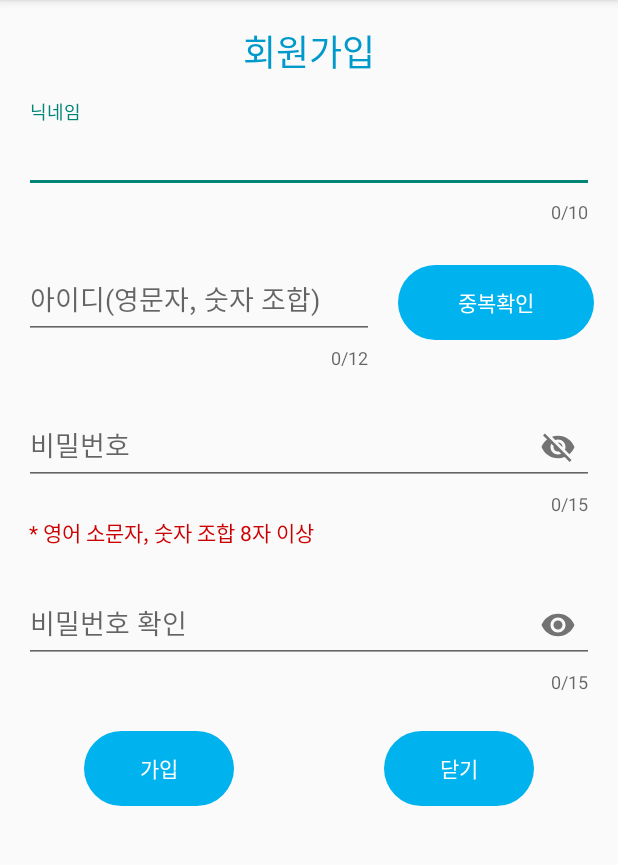
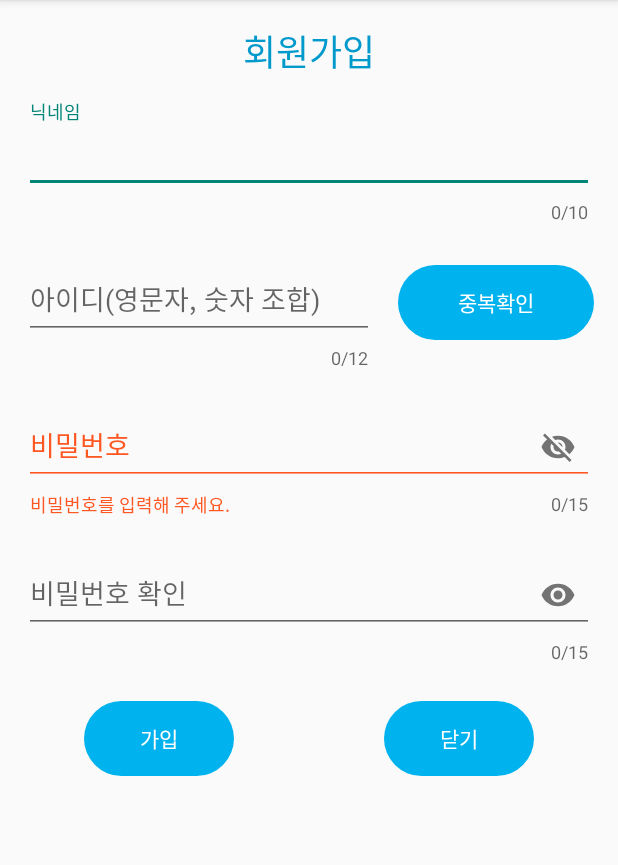
Before and after one commit to cho-stone/Betting-promise, an Android app: the signup_page screen opened directly, with no data from a screen before it, after a tap on an icon or button, on a phone screen of 412 x 824 dp, the part 84-949 px from its top. Run offline under Robolectric (Android 15) with nearby library versions, the phone set to English and light mode, and no system bars; our stand-ins replace Firebase (no records; nobody signed in at launch, a user with empty details on screens opened directly).

Commit message:
edit sign up page

```diff
--- a/app/src/main/java/com/PACOsoft/promise_betting/signup_page.java
+++ b/app/src/main/java/com/PACOsoft/promise_betting/signup_page.java
@@ -2,19 +2,30 @@ package com.PACOsoft.promise_betting;
 
 import androidx.appcompat.app.AppCompatActivity;
 
+import android.content.res.ColorStateList;
+import android.graphics.Color;
 import android.os.Bundle;
+import android.text.Editable;
+import android.text.TextWatcher;
 import android.util.Log;
+import android.util.Patterns;
 import android.view.View;
 
 import com.google.android.material.textfield.TextInputEditText;
 import com.google.android.material.textfield.TextInputLayout;
+import com.google.firebase.database.collection.LLRBNode;
 
 import java.sql.Array;
+import java.util.regex.Pattern;
 
 public class signup_page extends AppCompatActivity {
-
+    private final String nick_validation = "^[a-z가-힇]+[a-z0-9가-힇]{2,10}$";
+    private final String id_validation = "^[a-z]+[a-z0-9]{6,12}$";
+    private final String pw_validation = "^(?=.*[a-zA-Z])(?=.*[!@#$%^*+=-])(?=.*[0-9]).{8,15}$";
     private TextInputEditText et_nick, et_id, et_pw, et_check;
     private TextInputLayout lo_nick, lo_id, lo_pw, lo_check;
+
+    private boolean[] booleans = {false, false, false, false};
 
     @Override
     protected void onCreate(Bundle savedInstanceState) {
@@ -29,6 +40,95 @@ public class signup_page extends AppCompatActivity {
         lo_pw = findViewById(R.id.lo_pw);
         lo_check = findViewById(R.id.lo_pw_check);
 
+        et_nick.addTextChangedListener(new TextWatcher() {
+            @Override
+            public void beforeTextChanged(CharSequence charSequence, int i, int i1, int i2) {
+
+            }
+
+            @Override
+            public void onTextChanged(CharSequence charSequence, int i, int i1, int i2) {
+
+            }
+
+            @Override
+            public void afterTextChanged(Editable editable) {
+                String nickCheck = et_nick.getText().toString();
+                boolean validation = Pattern.matches(nick_validation, nickCheck);
+                if(validation){
+                    lo_nick.setError("");
+                    booleans[0] = true;
+                }
+                else if(nickCheck.isEmpty()){
+                    lo_nick.setError("닉네임을 입력해 주세요.");
+                    booleans[0] = false;
+                }
+                else{
+                    lo_nick.setError("닉네임 형식이 올바르지 않습니다.");
+                    booleans[0] = false;
+                }
+            }
+        });
+
+        et_id.addTextChangedListener(new TextWatcher() {
+            @Override
+            public void beforeTextChanged(CharSequence charSequence, int i, int i1, int i2) {
+
+            }
+
+            @Override
+            public void onTextChanged(CharSequence charSequence, int i, int i1, int i2) {
+
+            }
+
+            @Override
+            public void afterTextChanged(Editable editable) {
+                String idCheck = et_id.getText().toString();
+                boolean validation = Pattern.matches(id_validation, idCheck);
+                if(validation){
+                    lo_id.setError("");
+                    booleans[1] = true;
+                }
+                else if(idCheck.isEmpty()){
+                    lo_id.setError("아이디를 입력해 주세요.");
+                    booleans[1] = false;
+                }
+                else{
+                    lo_id.setError(" * 영소문자, 숫자 조합으로 6자리 이상");
+                    booleans[1] = false;
+                }
+            }
+        });
+
+        et_pw.addTextChangedListener(new TextWatcher() {
+            @Override
+            public void beforeTextChanged(CharSequence charSequence, int i, int i1, int i2) {
+
+            }
+
+            @Override
+            public void onTextChanged(CharSequence charSequence, int i, int i1, int i2) {
+
+            }
+
+            @Override
+            public void afterTextChanged(Editable editable) {
+                String pwCheck = et_pw.getText().toString();
+                boolean validation = Pattern.matches(pw_validation, pwCheck);
+                if(validation){
+                    lo_pw.setError("");
+                    booleans[2] = true;
+                }
+                else if(pwCheck.isEmpty()){
+                    lo_pw.setError("비밀번호를 입력해 주세요.");
+                    booleans[2] = false;
+                }
+                else{
+                    lo_pw.setError(" * 영문자, 숫자, 특수문자(모두) 조합으로 8자리 이상");
+                    booleans[2] = false;
+                }
+            }
+        });
     }
 
     public void btn_signup_close(View view) {
@@ -40,33 +140,20 @@ public class signup_page extends AppCompatActivity {
         final String id = et_id.getText().toString();
         final String pw = et_pw.getText().toString();
         final String check = et_check.getText().toString();
-        boolean[] booleans = {false, false, false, false};
 
         if(nickname.isEmpty()){
             lo_nick.setError("닉네임을 입력해 주세요.");
             booleans[0] = false;
-        }
-        else{
-            lo_nick.setError("");
-            booleans[0] = true;
         }
 
         if(id.isEmpty()){
             lo_id.setError("아이디를 입력해 주세요.");
             booleans[1] = false;
         }
-        else{
-            lo_id.setError("");
-            booleans[1] = true;
-        }
 
         if(pw.isEmpty()){
             lo_pw.setError("비밀번호를 입력해 주세요.");
             booleans[2] = false;
-        }
-        else{
-            lo_pw.setError("");
-            booleans[2] = true;
         }
 
         if(check.isEmpty()){
--- a/app/src/main/res/layout/activity_signup_page.xml
+++ b/app/src/main/res/layout/activity_signup_page.xml
@@ -80,6 +80,7 @@
     <com.google.android.material.textfield.TextInputLayout
         android:layout_width="match_parent"
         android:layout_height="wrap_content"
+        android:layout_marginBottom="16dp"
         app:passwordToggleEnabled="true"
         app:counterEnabled="true"
         app:counterMaxLength="15"
@@ -95,13 +96,6 @@
 
         </com.google.android.material.textfield.TextInputEditText>
     </com.google.android.material.textfield.TextInputLayout>
-
-    <TextView
-        android:layout_width="wrap_content"
-        android:layout_height="wrap_content"
-        android:text=" * 영어 소문자, 숫자 조합 8자 이상"
-        android:layout_marginBottom="16dp"
-        android:textColor="@android:color/holo_red_dark"/>
 
     <com.google.android.material.textfield.TextInputLayout
         android:layout_width="match_parent"
```
